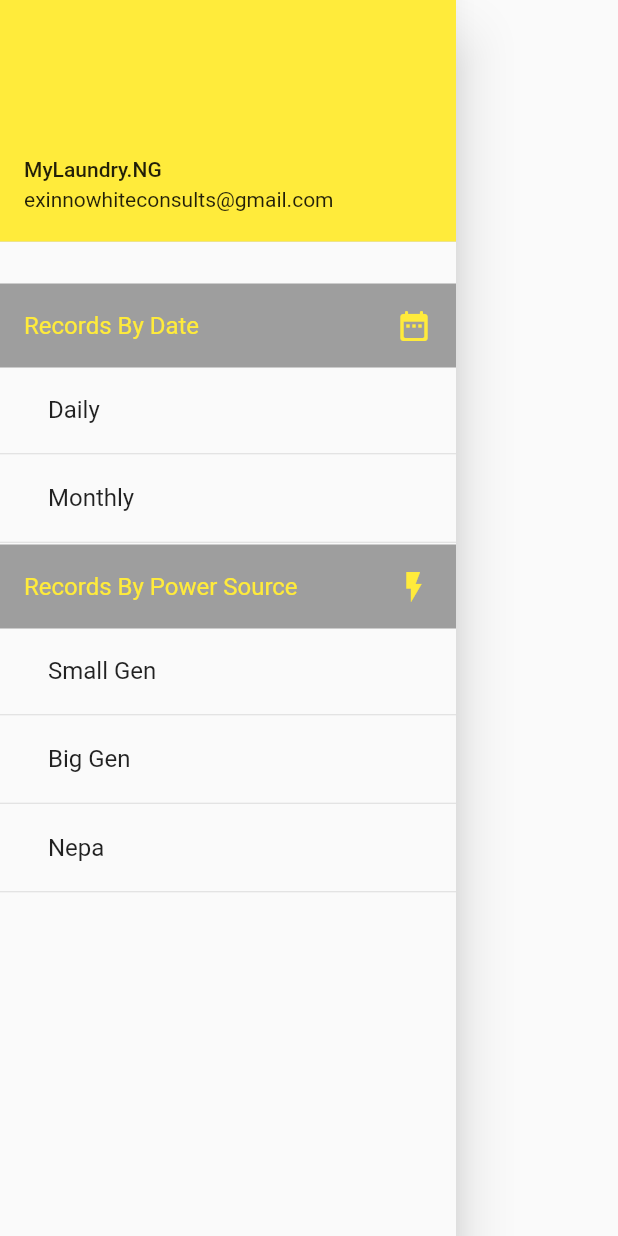
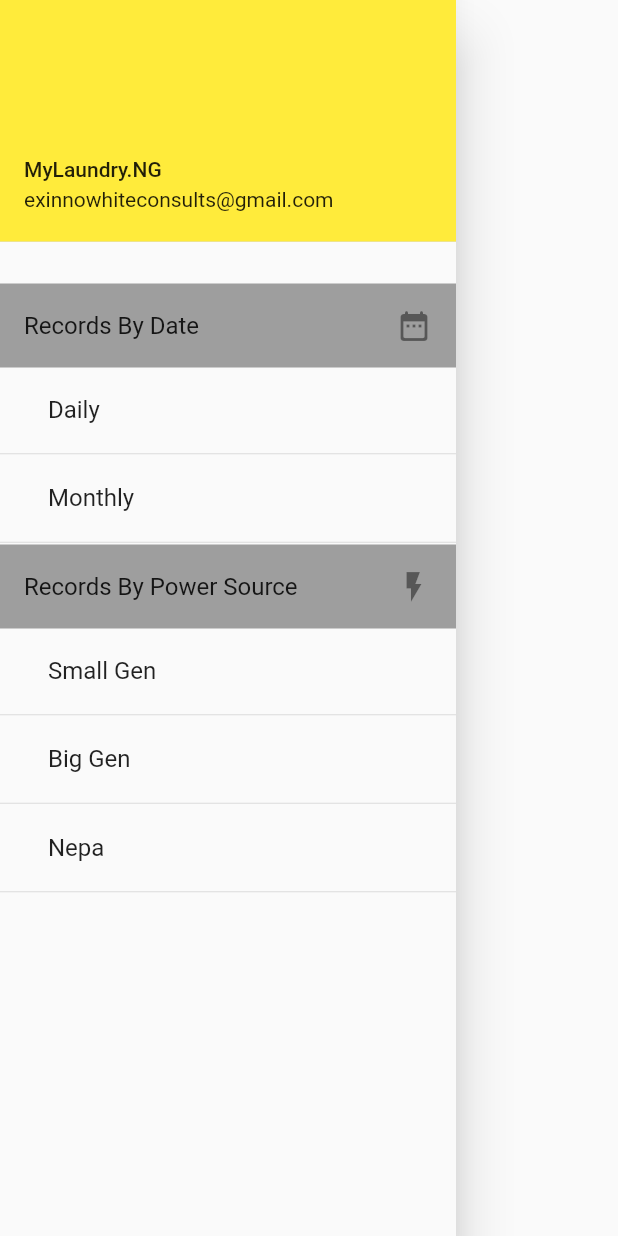
Before and after one commit to Lone-Wolf17/generator_record, a Flutter app: the DrawerUtil widget shown alone on an empty page, opened directly, on a phone screen of 412 x 824 dp. Run offline on Flutter 3.47's test engine with Material 2 defaults, Android fonts, the phone set to English and light mode, and no system bars; our stand-ins replace shared_preferences, sqflite; missing offline and left inert: enum_to_string, flutter_circular_slider; accounts and stored records are empty; statements that could not run were skipped.

Commit message:
** Fixed Bug of App not updating UI to Reflect NO Light on first Run
** Minor UI changes to drawer

```diff
--- a/lib/days_page.dart
+++ b/lib/days_page.dart
@@ -144,11 +144,11 @@ class SingleDayRecordPage extends StatelessWidget {
     // open the database
     Database database = await DbHelper().database;
 
+    print("DateStr: $dateStr");
+
     // Get the records
     List<Map> dateRecords = await database.rawQuery(
-        "SELECT * FROM ${DbHelper.mainRecordTable} WHERE ${DbHelper
-            .startDateCol} = '$dateStr' ORDER BY '${DbHelper
-            .startTimeCol}' ASC");
+        "SELECT * FROM ${DbHelper.mainRecordTable} WHERE ${DbHelper.startDateCol} = '$dateStr' ORDER BY '${DbHelper.startTimeCol}' ASC");
 
     return dateRecords;
   }
--- a/lib/drawer_util.dart
+++ b/lib/drawer_util.dart
@@ -18,11 +18,9 @@ class DrawerUtil extends StatelessWidget {
             child: ListTile(
                 title: Text(
                   "Records By Date",
-                  style: TextStyle(color: Theme.of(context).primaryColor),
                 ),
                 trailing: Icon(
                   Icons.date_range_rounded,
-                  color: Theme.of(context).primaryColor,
                 )),
           ),
           Padding(
@@ -54,11 +52,9 @@ class DrawerUtil extends StatelessWidget {
             child: ListTile(
               title: Text(
                 "Records By Power Source",
-                style: TextStyle(color: Theme.of(context).primaryColor),
               ),
               trailing: Icon(
                 Icons.flash_on_outlined,
-                color: Theme.of(context).primaryColor,
               ),
             ),
           ),
```
Also changed, not shown: lib/main.dart (+6 -4 lines), lib/records_page.dart (+6 -3 lines), pubspec.lock.
